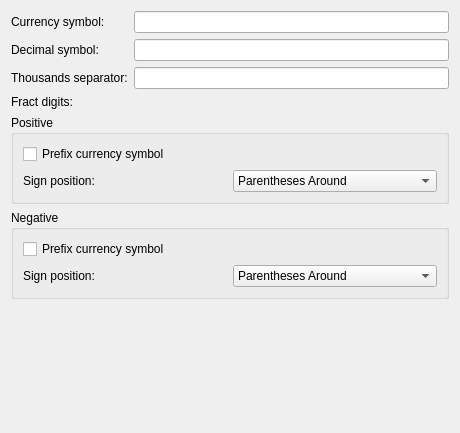
KDE/kde-runtime, file kcontrol/locale/localemon.ui: the form before one commit.
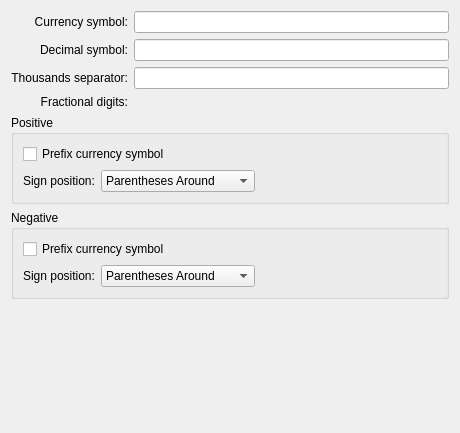
The form after the commit. Custom widgets are drawn as their Qt base class.

```diff
--- a/kcontrol/locale/localemon.ui
+++ b/kcontrol/locale/localemon.ui
@@ -17,6 +17,9 @@
        <property name="text" >
         <string>Currency symbol:</string>
        </property>
+       <property name="alignment" >
+        <set>Qt::AlignRight|Qt::AlignTrailing|Qt::AlignVCenter</set>
+       </property>
       </widget>
      </item>
      <item row="0" column="1" >
@@ -27,6 +30,9 @@
        <property name="text" >
         <string>Decimal symbol:</string>
        </property>
+       <property name="alignment" >
+        <set>Qt::AlignRight|Qt::AlignTrailing|Qt::AlignVCenter</set>
+       </property>
       </widget>
      </item>
      <item row="1" column="1" >
@@ -37,6 +43,9 @@
        <property name="text" >
         <string>Thousands separator:</string>
        </property>
+       <property name="alignment" >
+        <set>Qt::AlignRight|Qt::AlignTrailing|Qt::AlignVCenter</set>
+       </property>
       </widget>
      </item>
      <item row="2" column="1" >
@@ -45,7 +54,10 @@
      <item row="3" column="0" >
       <widget class="QLabel" name="m_labMonFraDig" >
        <property name="text" >
-        <string>Fract digits:</string>
+        <string>Fractional digits:</string>
+       </property>
+       <property name="alignment" >
+        <set>Qt::AlignRight|Qt::AlignTrailing|Qt::AlignVCenter</set>
        </property>
       </widget>
      </item>
@@ -105,6 +117,19 @@
           </item>
          </widget>
         </item>
+        <item>
+         <spacer name="horizontalSpacer" >
+          <property name="orientation" >
+           <enum>Qt::Horizontal</enum>
+          </property>
+          <property name="sizeHint" stdset="0" >
+           <size>
+            <width>40</width>
+            <height>20</height>
+           </size>
+          </property>
+         </spacer>
+        </item>
        </layout>
       </item>
      </layout>
@@ -161,6 +186,19 @@
           </item>
          </widget>
         </item>
+        <item>
+         <spacer name="horizontalSpacer_2" >
+          <property name="orientation" >
+           <enum>Qt::Horizontal</enum>
+          </property>
+          <property name="sizeHint" stdset="0" >
+           <size>
+            <width>40</width>
+            <height>20</height>
+           </size>
+          </property>
+         </spacer>
+        </item>
        </layout>
       </item>
      </layout>
```
Left out of the diff: 2 changed lines with no effect on the pictures.
